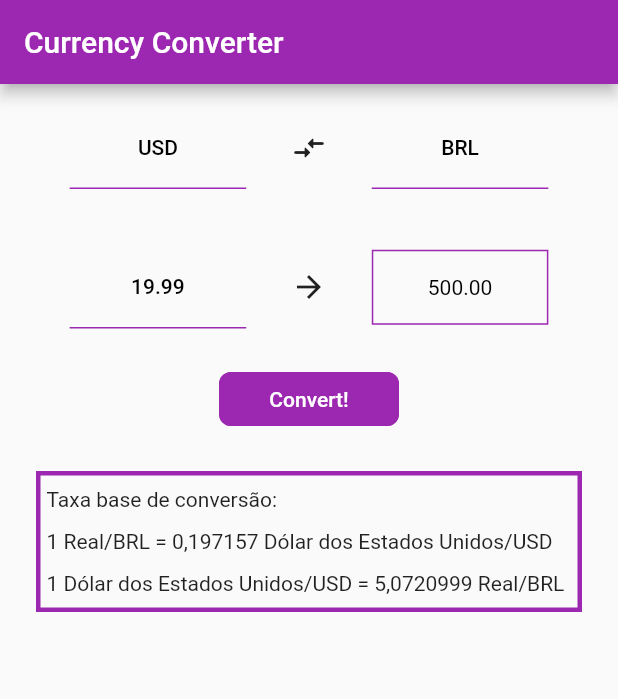
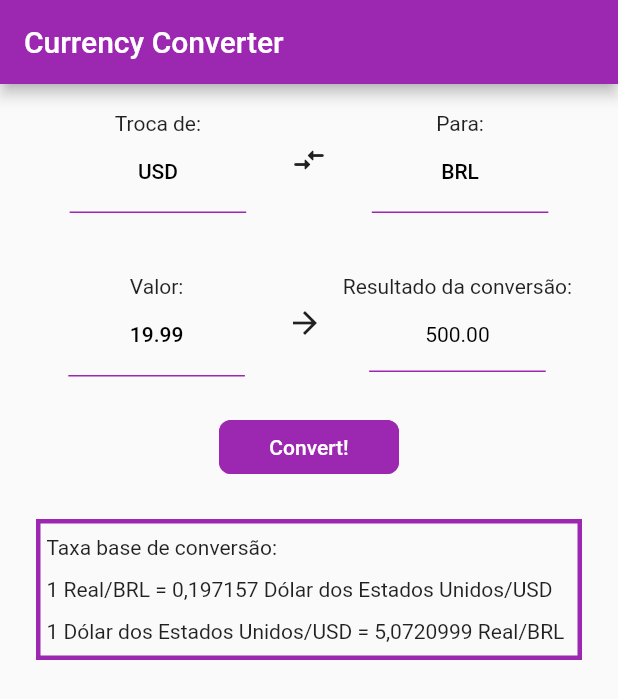
Before and after one commit to PauloVOFonseca/exchange-house-app, a Flutter app: the screen it shows after launch, on a phone screen of 412 x 824 dp. Shown: the top 699 px of the screen. Run offline on Flutter 3.47's test engine with Material 2 defaults, Android fonts, the phone set to English and light mode, and no system bars.

Commit message:
feat: add label on buttons

```diff
--- a/lib/src/presentation/pages/home/home_page.dart
+++ b/lib/src/presentation/pages/home/home_page.dart
@@ -22,24 +22,28 @@ class _HomePageState extends State<HomePage> {
             Row(
               mainAxisAlignment: MainAxisAlignment.spaceAround,
               children: const [
-                CoinWidget(coin: 'USD'),
+                CoinWidget(title: 'Troca de:', coin: 'USD'),
                 Icon(Icons.compare_arrows_rounded),
-                CoinWidget(coin: 'BRL'),
+                CoinWidget(title: 'Para:', coin: 'BRL'),
               ],
             ),
             const SizedBox(height: 8),
             Row(
               mainAxisAlignment: MainAxisAlignment.spaceAround,
               children: [
-                const CoinWidget(coin: '19.99'),
+                const CoinWidget(title: 'Valor:', coin: '19.99'),
                 const Icon(Icons.arrow_forward),
+                Column(
+                  children: [
+                    const Text('Resultado da conversão:'),
                     Container(
-                  margin: const EdgeInsets.all(15),
-                  padding:
-                      const EdgeInsets.symmetric(horizontal: 2, vertical: 16),
+                      padding: const EdgeInsets.symmetric(
+                          horizontal: 2, vertical: 16),
                       width: MediaQuery.of(context).size.width / 3.5,
-                  decoration: BoxDecoration(
-                    border: Border.all(color: Colors.purple),
+                      decoration: const BoxDecoration(
+                        border: Border(
+                          bottom: BorderSide(color: Colors.purple),
+                        ),
                       ),
                       child: const Center(
                         child: Text(
@@ -47,6 +51,8 @@ class _HomePageState extends State<HomePage> {
                           style: TextStyle(color: Colors.black),
                         ),
                       ),
+                    ),
+                  ],
                 ),
               ],
             ),
--- a/lib/src/presentation/pages/home/widgets/coin_widget.dart
+++ b/lib/src/presentation/pages/home/widgets/coin_widget.dart
@@ -1,8 +1,9 @@
 import 'package:flutter/material.dart';
 
 class CoinWidget extends StatefulWidget {
+  final String title;
   final String coin;
-  const CoinWidget({super.key, required this.coin});
+  const CoinWidget({super.key, required this.title, required this.coin});
 
   @override
   State<CoinWidget> createState() => _CoinWidgetState();
@@ -20,12 +21,17 @@ class _CoinWidgetState extends State<CoinWidget> {
           bottom: BorderSide(color: Colors.purple),
         ),
       ),
-      child: TextButton(
-          onPressed: () => print('kkk'),
-          child: Text(
-            widget.coin,
-            style: const TextStyle(color: Colors.black),
-          )),
+      child: Column(
+        children: [
+          Text(widget.title),
+          TextButton(
+              onPressed: () => print('kkkk'),
+              child: Text(
+                widget.coin,
+                style: const TextStyle(color: Colors.black),
+              )),
+        ],
+      ),
     );
   }
 }
```
Lines whose indentation alone changed are shown as unchanged.
